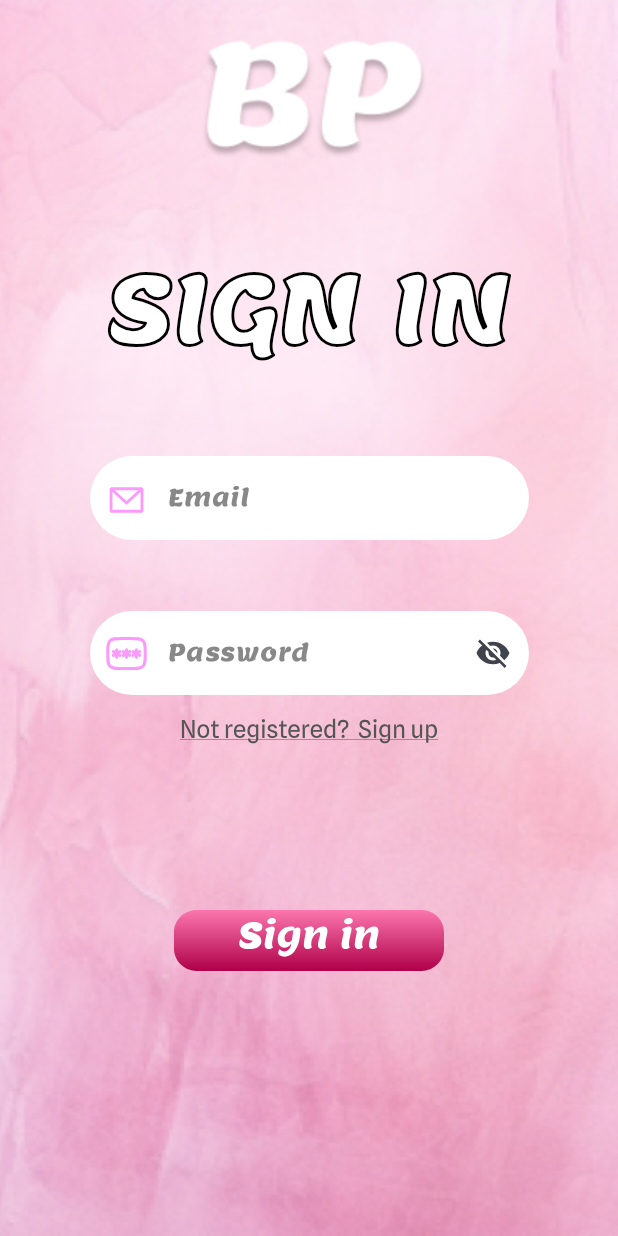
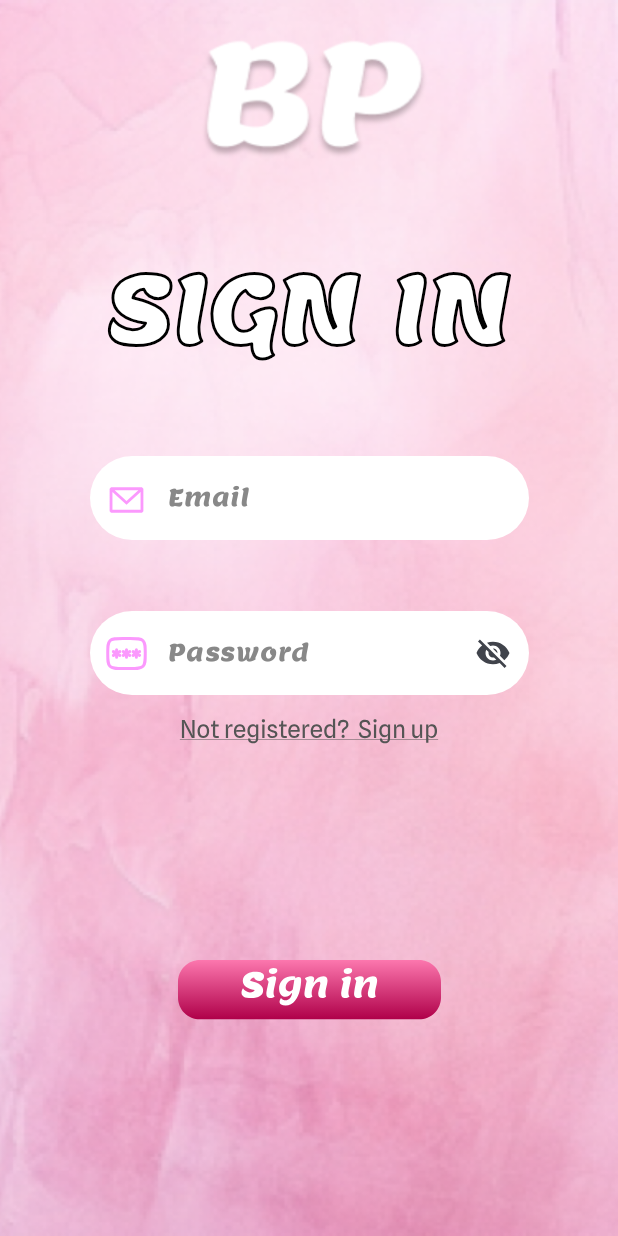
Before and after one commit to HanamiLux/bp, an Android app built with Jetpack Compose: the SignInScreen screen opened through its navigation route, after a tap on "Sign in", on a phone screen of 412 x 824 dp. Run offline under Robolectric (Android 15) with nearby library versions, the phone set to English and light mode, and no system bars; our stand-ins replace Firebase (no records; nobody signed in at launch, a user with empty details on screens opened directly), Room's generated code.

Commit message:
Fireauth & Room synch Optimized sign in & sign ups buttons

```diff
--- a/app/src/main/AndroidManifest.xml
+++ b/app/src/main/AndroidManifest.xml
@@ -1,6 +1,9 @@
 <?xml version="1.0" encoding="utf-8"?>
 <manifest xmlns:android="http://schemas.android.com/apk/res/android"
     xmlns:tools="http://schemas.android.com/tools">
+
+    <uses-permission android:name="android.permission.INTERNET" />
+    <uses-permission android:name="android.permission.SENDTO" />
 
     <application
         android:allowBackup="true"
--- a/app/src/main/java/com/example/beautifulprincess/MainActivity.kt
+++ b/app/src/main/java/com/example/beautifulprincess/MainActivity.kt
@@ -6,13 +6,13 @@ import androidx.activity.compose.setContent
 import androidx.navigation.compose.rememberNavController
 import com.example.beautifulprincess.navigation.NavGraph
 import com.example.beautifulprincess.ui.theme.BeautifulPrincessTheme
-import com.example.beautifulprincess.views.MainScreen
 
 class MainActivity : ComponentActivity() {
     override fun onCreate(savedInstanceState: Bundle?) {
         super.onCreate(savedInstanceState)
         setContent {
             val navController = rememberNavController()
+
             BeautifulPrincessTheme {
                 NavGraph(navController = navController)
             }
--- a/app/src/main/java/com/example/beautifulprincess/views/SignInScreen.kt
+++ b/app/src/main/java/com/example/beautifulprincess/views/SignInScreen.kt
@@ -1,5 +1,7 @@
 package com.example.beautifulprincess.views
 
+import android.content.Context
+import android.util.Log
 import android.widget.Toast
 import androidx.compose.foundation.Image
 import androidx.compose.foundation.background
@@ -58,7 +60,7 @@ import com.google.firebase.auth.FirebaseAuth
 import com.google.firebase.auth.auth
 
 @Composable
-fun SignInScreen(navController:NavController){
+fun SignInScreen(navController: NavController) {
     var emailText by remember { mutableStateOf("") }
     var passwordText by remember { mutableStateOf("") }
 
@@ -123,12 +125,12 @@ fun SignInScreen(navController:NavController){
                         color = Color.Black
                     ),
                     leadingIcon = {
-                        IconButton(onClick = { /*TODO*/ }) {
+
                         Image(
                             painter = painterResource(id = R.drawable.email_icon),
                             contentDescription = "email_input"
                         )
-                        }
+
                     }
                 )
             }
@@ -169,17 +171,16 @@ fun SignInScreen(navController:NavController){
                         else Icons.Filled.VisibilityOff
 
                         val description = if (passwordVisible) "Hide password" else "Show password"
-                        IconButton(onClick = {passwordVisible = !passwordVisible}){
+                        IconButton(onClick = { passwordVisible = !passwordVisible }) {
                             Icon(imageVector = image, description)
                         }
                     },
                     leadingIcon = {
-                        IconButton(onClick = { /*TODO*/ }) {
                         Image(
                             painter = painterResource(id = R.drawable.password_icon),
                             contentDescription = "password_input"
                         )
-                        }
+
                     }
                 )
             }
@@ -195,34 +196,60 @@ fun SignInScreen(navController:NavController){
             }
 
             val context = LocalContext.current
-            Column {
-                Box {
+            Column(
+                Modifier.fillMaxSize(),
+                horizontalAlignment = Alignment.CenterHorizontally
+            ) {
+                Box(Modifier.fillMaxSize()) {
                     IconButton(
                         onClick = {
-                            if (emailText.isEmpty() || passwordText.isEmpty()){
-                                Toast.makeText(context, "Enter all empty fields!", Toast.LENGTH_SHORT).show()
-                                return@IconButton
-                            }
-                            val auth:FirebaseAuth = Firebase.auth
-
-                            auth.signInWithEmailAndPassword(emailText, passwordText)
-                                .addOnCompleteListener{task ->
-                                    if(task.isSuccessful){
-                                        navController.navigate(Screens.Home.route)
-                                    }
-                                }
-                                .addOnFailureListener{
-                                    Toast.makeText(context, "Wrong data!", Toast.LENGTH_SHORT).show()
-                                }
+                            signIn(context, navController, emailText, passwordText)
                         },
                         modifier = Modifier
-                            .fillMaxSize(.8f)
+                            .fillMaxWidth(0.5f)
                             .align(Alignment.Center)
+
                     ) {
-                        Image(painter = painterResource(id = R.drawable.sign_in_button), "Sign in")
+                        Image(
+                            painter = painterResource(id = R.drawable.sign_in_button),
+                            "Sign in"
+                        )
                     }
                 }
             }
         }
     }
 }
+
+fun signIn(context: Context, navController: NavController, emailText: String, passwordText: String){
+    val db = AppDatabase.getDbInstance(context).usersDao()
+    if(db.getAllUsers().isEmpty())
+        Log.d("mylog", "no users")
+    for(user in AppDatabase.getDbInstance(context).usersDao().getAllUsers()){
+        Log.d("mylog", "${user.id}, ${user.login}, ${user.password}")
+    }
+    if (emailText.isEmpty() || passwordText.isEmpty()) {
+        Toast.makeText(
+            context,
+            "Fill empty fields!",
+            Toast.LENGTH_SHORT
+        ).show()
+        return
+    }
+    val auth: FirebaseAuth = Firebase.auth
+
+    auth.signInWithEmailAndPassword(emailText, passwordText)
+        .addOnCompleteListener { task ->
+            if (task.isSuccessful) {
+                if(db.getUser(emailText) == null){
+                    db.insertUser(User(null, emailText, passwordText))
+                }
+
+                navController.navigate(Screens.Home.route)
+            }
+        }
+        .addOnFailureListener {
+            Toast.makeText(context, "Incorrect data!", Toast.LENGTH_SHORT).show()
+        }
+
+}
```
Also changed, not shown: app/src/main/java/com/example/beautifulprincess/views/SignUpScreen.kt (+22 -20 lines). Lines whose indentation alone changed are shown as unchanged.
